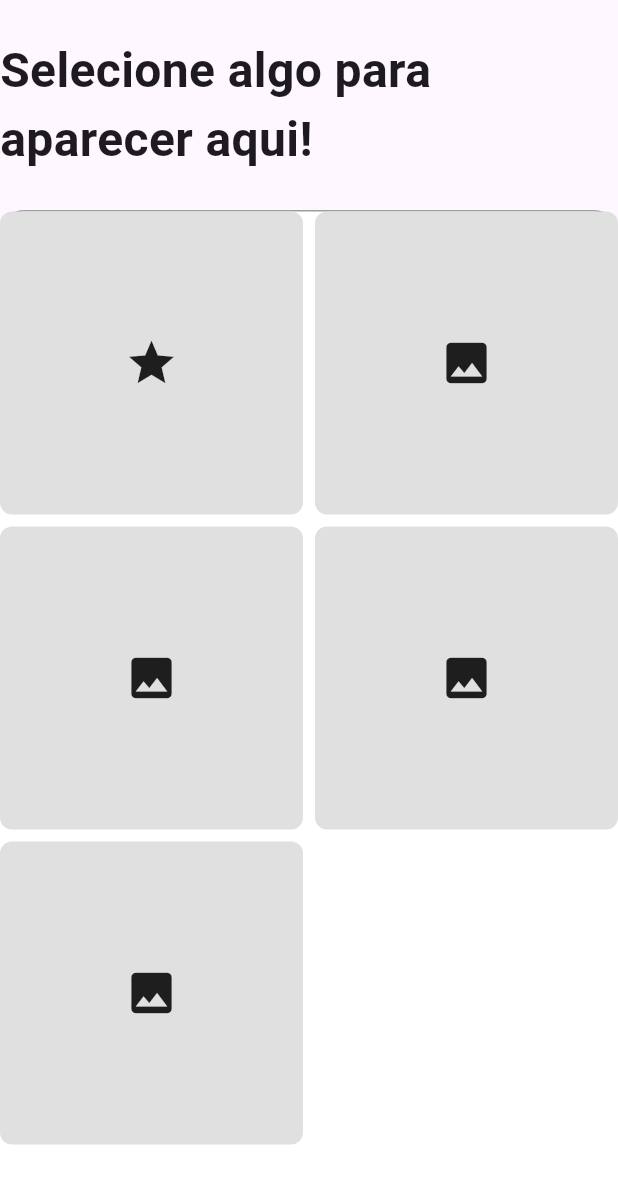
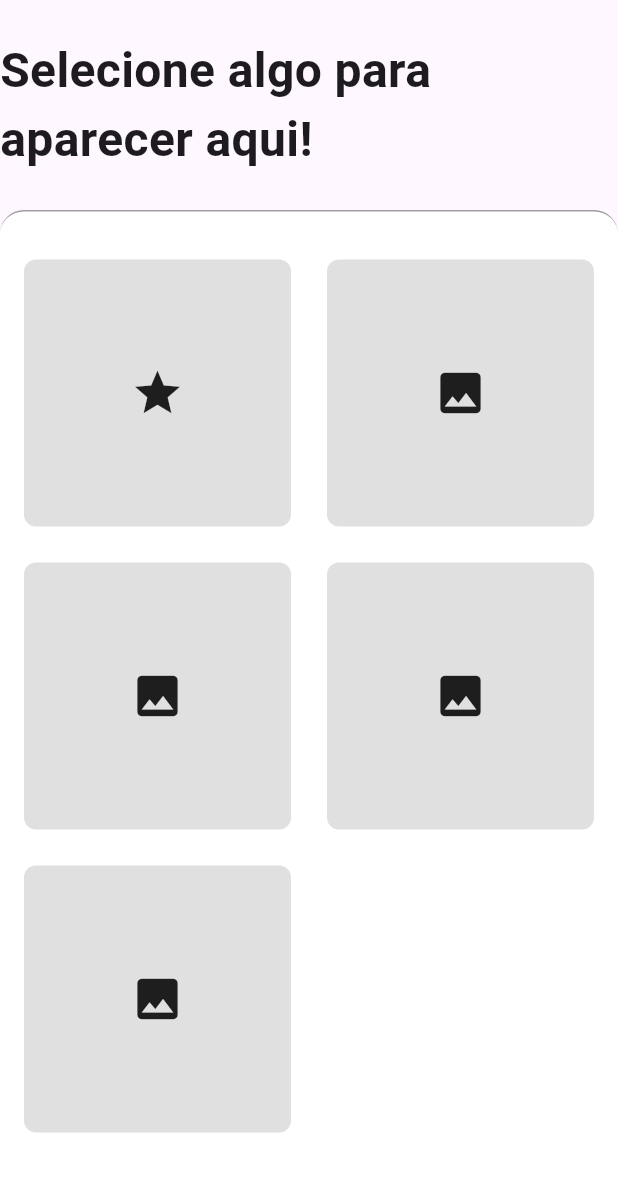
Before and after one commit to TinhoFZ/PI, a Flutter app: the InventarioTesouro screen opened directly, on a phone screen of 412 x 824 dp. Shown: the top 1184 px of the screen. Run offline on Flutter 3.47's test engine with Material 3 defaults, Android fonts, the phone set to English and light mode, and no system bars.

Commit message:
Tela de tesouro organizada, arquivo de mapa, nova dependencia
Padding adicionado para elementos na tela de tesouro. agora a tela de mapa tem arquivo próprio. Dependência Spinwheel criada para futuro uso na tela de mapa.

```diff
--- a/lib/views/diario.dart
+++ b/lib/views/diario.dart
@@ -23,7 +23,7 @@ class Diario extends StatelessWidget {
         Expanded(
           child: MenuGrande(
             child: Padding(
-              padding: const EdgeInsets.symmetric(horizontal: 8.0),
+              padding: const EdgeInsets.symmetric(horizontal: 16.0),
               child: Column(
                 spacing: 16.0,
                 children: [
--- a/lib/views/inventario_tesouro.dart
+++ b/lib/views/inventario_tesouro.dart
@@ -36,7 +36,8 @@ class _InventarioTesouroState extends State<InventarioTesouro> {
                 fontWeight: FontWeight.bold,
               )
             )
-            : Container(
+            : Padding(
+                padding: EdgeInsetsGeometry.symmetric(horizontal: 16),
                 child: Card.outlined(
                   margin: EdgeInsets.zero,
                   child: Row(
@@ -69,12 +70,14 @@ class _InventarioTesouroState extends State<InventarioTesouro> {
           ),
           Expanded(
             child: MenuGrande(
+              child: Padding(
+                padding: EdgeInsetsGeometry.fromLTRB(16, 32, 16, 0),
                 child: GridView.builder(
                   itemCount: tesouros.length,
                   gridDelegate: const SliverGridDelegateWithMaxCrossAxisExtent(
                     maxCrossAxisExtent: 200.0,
-                  crossAxisSpacing: 8,
-                  mainAxisSpacing: 8,
+                    crossAxisSpacing: 24,
+                    mainAxisSpacing: 24,
                     childAspectRatio: 1,
                   ),
                   itemBuilder: (BuildContext context, int index) {
@@ -100,6 +103,7 @@ class _InventarioTesouroState extends State<InventarioTesouro> {
                 ),
               ),
             ),
+          ),
         ],
       ),
     );
--- a/pubspec.yaml
+++ b/pubspec.yaml
@@ -34,6 +34,7 @@ dependencies:
   # The following adds the Cupertino Icons font to your application.
   # Use with the CupertinoIcons class for iOS style icons.
   cupertino_icons: ^1.0.8
+  spin_wheel: ^1.2.3
 
 dev_dependencies:
   flutter_test:
```
Also changed, not shown: lib/main.dart (+2 -10 lines), lib/views/mapa.dart (added, +19 -0 lines), pubspec.lock, 5 other files. Lines whose indentation alone changed are shown as unchanged.
